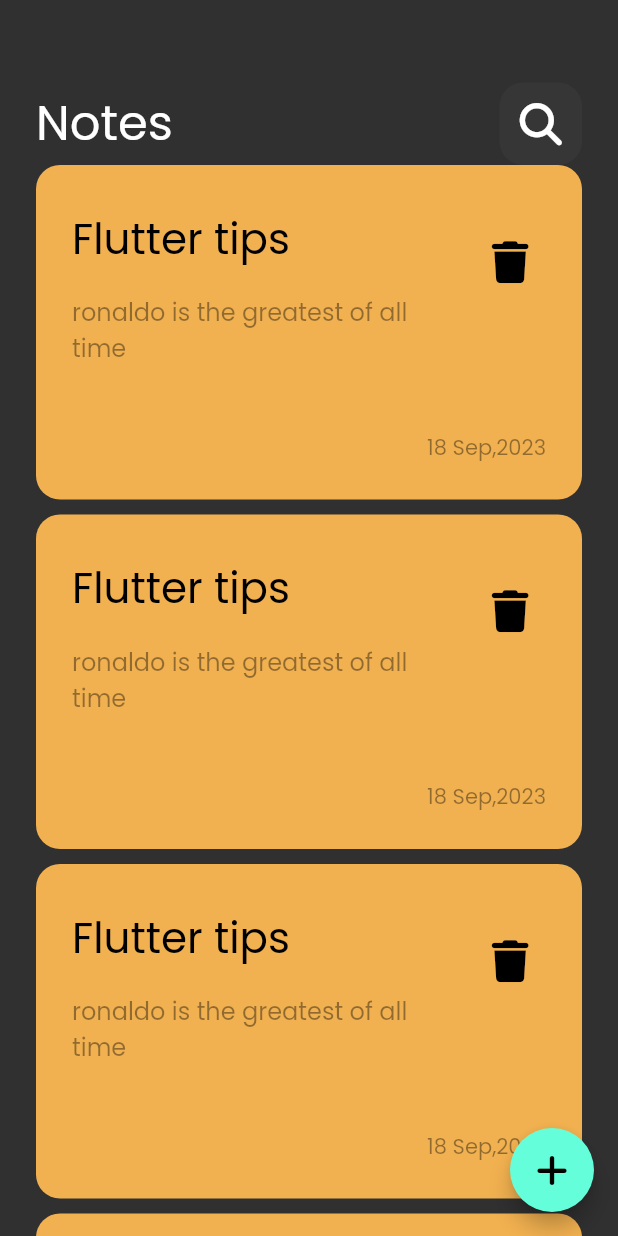
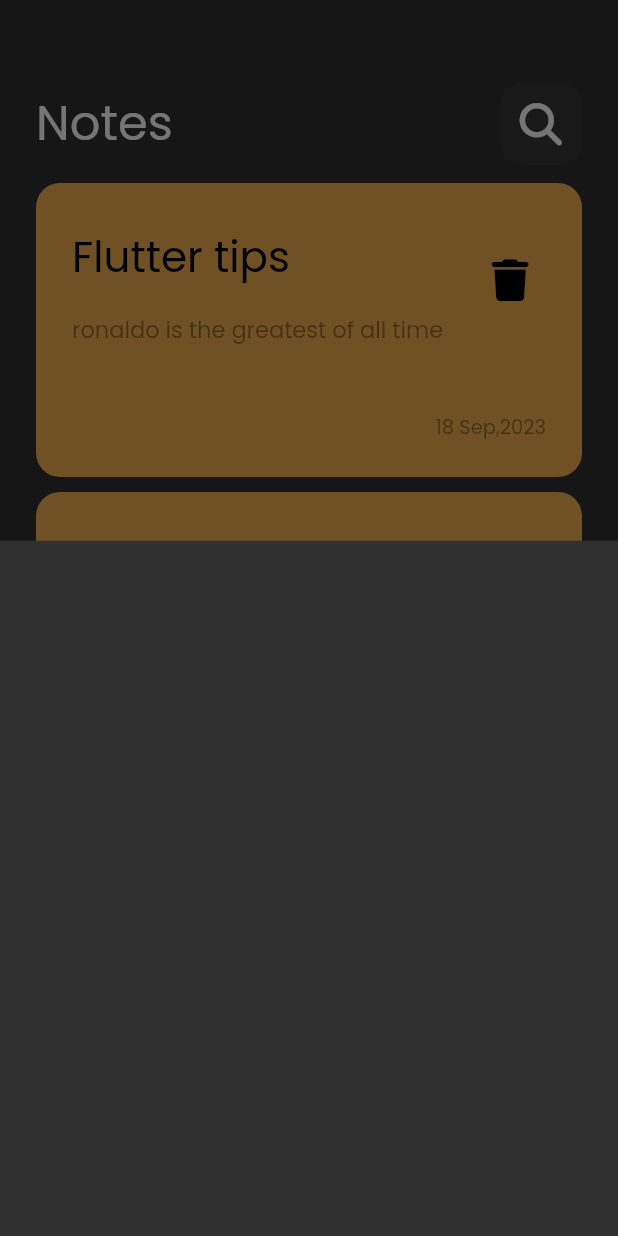
Before and after one commit to Mahmoud-Azmy/notes_app, a Flutter app: the screen it shows after launch, after a tap on an icon or button, on a phone screen of 412 x 824 dp. Run offline on Flutter 3.47's test engine with Material 2 defaults, Android fonts, the phone set to English and light mode, and no system bars; our stand-ins replace font_awesome_flutter.

Commit message:
showModalBottomSheet

```diff
--- a/lib/views/notes_view.dart
+++ b/lib/views/notes_view.dart
@@ -1,5 +1,6 @@
 import 'package:flutter/material.dart';
 import 'package:font_awesome_flutter/font_awesome_flutter.dart';
+import 'package:note_app/widgets/add_note_bottom_sheet.dart';
 import 'package:note_app/widgets/notes_view_body.dart';
 
 class NotesView extends StatelessWidget {
@@ -10,7 +11,13 @@ class NotesView extends StatelessWidget {
     return Scaffold(
       body: const NotesViewBody(),
       floatingActionButton: FloatingActionButton(
-        onPressed: () {},
+        onPressed: () {
+          showModalBottomSheet(
+              context: context,
+              builder: (context) {
+                return const AddNoteBottomSheet();
+              });
+        },
         child: const Icon(FontAwesomeIcons.plus),
       ),
     );
--- /dev/null
+++ b/lib/widgets/add_note_bottom_sheet.dart
@@ -0,0 +1,10 @@
+import 'package:flutter/material.dart';
+
+class AddNoteBottomSheet extends StatelessWidget {
+  const AddNoteBottomSheet({super.key});
+
+  @override
+  Widget build(BuildContext context) {
+    return Container();
+  }
+}
--- a/lib/widgets/custom_note_item.dart
+++ b/lib/widgets/custom_note_item.dart
@@ -26,7 +26,7 @@ class CustomNoteItem extends StatelessWidget {
               child: Text(
                 'ronaldo is the greatest of all time',
                 style: TextStyle(
-                    color: Colors.black.withOpacity(.4), fontSize: 16),
+                    color: Colors.black.withOpacity(.4), fontSize: 15),
               ),
             ),
             trailing: IconButton(
@@ -41,7 +41,8 @@ class CustomNoteItem extends StatelessWidget {
             padding: const EdgeInsets.only(bottom: 24, right: 24),
             child: Text(
               '18 Sep,2023',
-              style: TextStyle(color: Colors.black.withOpacity(.4)),
+              style:
+                  TextStyle(color: Colors.black.withOpacity(.4), fontSize: 13),
             ),
           )
         ],
--- a/lib/widgets/notes_listview.dart
+++ b/lib/widgets/notes_listview.dart
@@ -8,13 +8,18 @@ class NotesListView extends StatelessWidget {
 
   @override
   Widget build(BuildContext context) {
-    return ListView.separated(
+    return Padding(
+      padding: const EdgeInsets.symmetric(vertical: 12),
+      child: ListView.separated(
+          padding: EdgeInsets.zero,
+          physics: const BouncingScrollPhysics(),
           itemBuilder: ((context, index) {
             return const CustomNoteItem();
           }),
           separatorBuilder: (context, index) => const SizedBox(
                 height: 10,
               ),
-        itemCount: 20);
+          itemCount: 20),
+    );
   }
 }
```
Lines whose indentation alone changed are shown as unchanged.
